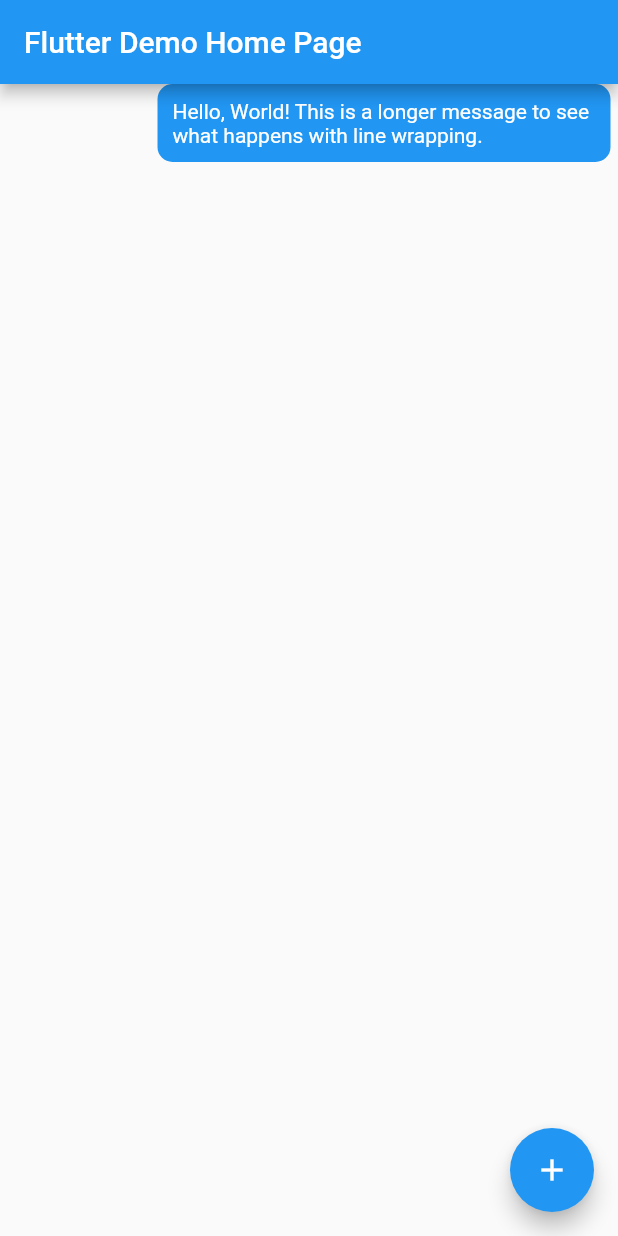
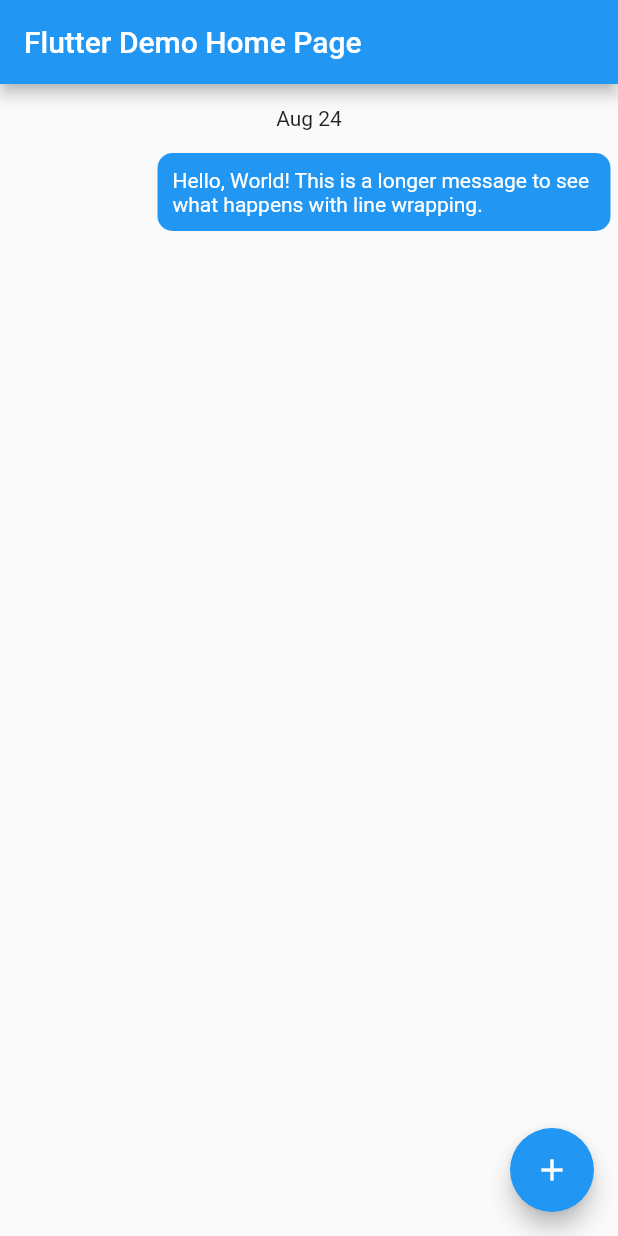
Before and after one commit to tomalabaster/messaging, a Flutter app: the screen it shows after launch, after a tap on the "add" icon, on a phone screen of 412 x 824 dp. Run offline on Flutter 3.47's test engine with Material 2 defaults, Android fonts, the phone set to English and light mode, and no system bars; our stand-ins replace freezed_annotation.

Commit message:
#3 - Grouping messages by date

```diff
--- a/lib/src/widgets/message_thread.dart
+++ b/lib/src/widgets/message_thread.dart
@@ -1,4 +1,7 @@
+import 'package:collection/collection.dart';
+import 'package:flutter/material.dart';
 import 'package:flutter/widgets.dart';
+import 'package:intl/intl.dart';
 import 'package:messaging/src/widgets/text_message_in.dart';
 
 import '../../messaging.dart';
@@ -11,11 +14,13 @@ typedef WidgetForMessage = Widget Function(
   bool firstInSet,
   bool lastInSet,
 );
+typedef WidgetForDate = Widget Function(DateTime dateTime);
 
 class MessageThread extends StatefulWidget {
   final List<Message> messages;
   final MessageAlignment? messageAlignment;
   final WidgetForMessage? widgetForMessage;
+  final WidgetForDate? widgetForDate;
   final Object? sender;
 
   MessageThread({
@@ -23,6 +28,7 @@ class MessageThread extends StatefulWidget {
     required List<Message> messages,
     this.messageAlignment,
     this.widgetForMessage,
+    this.widgetForDate,
     this.sender,
   })  : this.messages = List.of(messages),
         super(key: key);
@@ -72,35 +78,46 @@ class _MessageThreadState extends State<MessageThread> {
 
   @override
   Widget build(BuildContext context) {
+    final groupings = this._messageDateGroupings(this.widget.messages);
+
     return LayoutBuilder(builder: (context, constraints) {
-      return ListView.builder(
+      return CustomScrollView(
         controller: this._scrollController,
-        itemCount: this.widget.messages.length,
-        itemBuilder: (context, index) {
-          final message = this.widget.messages[index];
+        slivers: groupings.keys
+            .map((e) {
+              final messages = groupings[e]!;
+
+              return [
+                SliverToBoxAdapter(child: this._widgetForDate(e)),
+                SliverList(
+                  delegate: SliverChildBuilderDelegate(
+                    (context, index) {
+                      final message = messages[index];
                       final alignment = this._messageAlignment(message);
 
                       final previousMessage =
-              index == 0 ? null : this.widget.messages[index - 1];
-          final nextMessage = index == this.widget.messages.length - 1
+                          index == 0 ? null : messages[index - 1];
+                      final nextMessage = index == messages.length - 1
                           ? null
-              : this.widget.messages[index + 1];
+                          : messages[index + 1];
 
                       final previousAlignment = previousMessage == null
                           ? null
                           : this._messageAlignment(previousMessage);
-          final nextAlignment =
-              nextMessage == null ? null : this._messageAlignment(nextMessage);
+                      final nextAlignment = nextMessage == null
+                          ? null
+                          : this._messageAlignment(nextMessage);
 
                       return Row(
-            mainAxisAlignment: this._mainAxisAlignmentFromAlignment(alignment),
+                        mainAxisAlignment:
+                            this._mainAxisAlignmentFromAlignment(alignment),
                         children: [
                           Flexible(
                             child: ConstrainedBox(
                               constraints: constraints.copyWith(
                                 maxWidth: constraints.maxWidth - 100,
                               ),
-                  child: this._defaultWidgetForMessage(
+                              child: this._widgetForMessage(
                                 message,
                                 previousAlignment != alignment,
                                 nextAlignment != alignment,
@@ -110,7 +127,25 @@ class _MessageThreadState extends State<MessageThread> {
                         ],
                       );
                     },
+                    childCount: messages.length,
+                  ),
+                ),
+              ];
+            })
+            .expand((e) => e)
+            .toList(),
       );
+    });
+  }
+
+  Map<DateTime, List<Message>> _messageDateGroupings(List<Message> messages) {
+    final orderedMessages = List.of(messages)
+      ..sortBy((element) => element.timeSent);
+
+    return orderedMessages.groupListsBy((element) {
+      final localDate = element.timeSent.toLocal();
+
+      return DateTime(localDate.year, localDate.month, localDate.day);
     });
   }
 
@@ -143,6 +178,35 @@ class _MessageThreadState extends State<MessageThread> {
     }
   }
 
+  Widget _widgetForDate(DateTime date) {
+    return this.widget.widgetForDate?.call(date) ??
+        this._defaultWidgetForDate(date);
+  }
+
+  Widget _defaultWidgetForDate(DateTime date) {
+    final now = DateTime.now();
+    final dateString =
+        DateFormat(now.year == date.year ? 'MMM dd' : 'MMM dd yyyy')
+            .format(date);
+
+    return Center(
+      child: Container(
+        margin: const EdgeInsets.all(10),
+        padding: const EdgeInsets.all(5),
+        child: Text(dateString),
+      ),
+    );
+  }
+
+  Widget _widgetForMessage(
+    Message message,
+    bool firstInSet,
+    bool lastInSet,
+  ) {
+    return this.widget.widgetForMessage?.call(message, firstInSet, lastInSet) ??
+        this._defaultWidgetForMessage(message, firstInSet, lastInSet);
+  }
+
   Widget _defaultWidgetForMessage(
     Message message,
     bool firstInSet,
--- a/pubspec.yaml
+++ b/pubspec.yaml
@@ -11,6 +11,7 @@ dependencies:
   flutter:
     sdk: flutter
   freezed_annotation: 0.14.2
+  intl: 0.17.0
 
 dev_dependencies:
   build_runner: 2.1.1
```
Also changed, not shown: example/pubspec.lock, pubspec.lock. Lines whose indentation alone changed are shown as unchanged.
